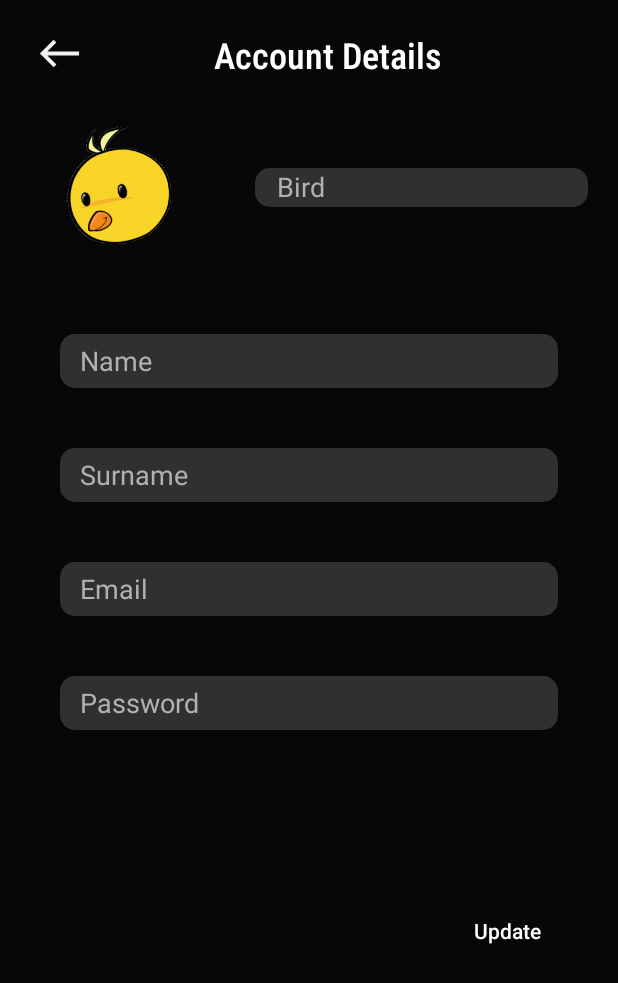
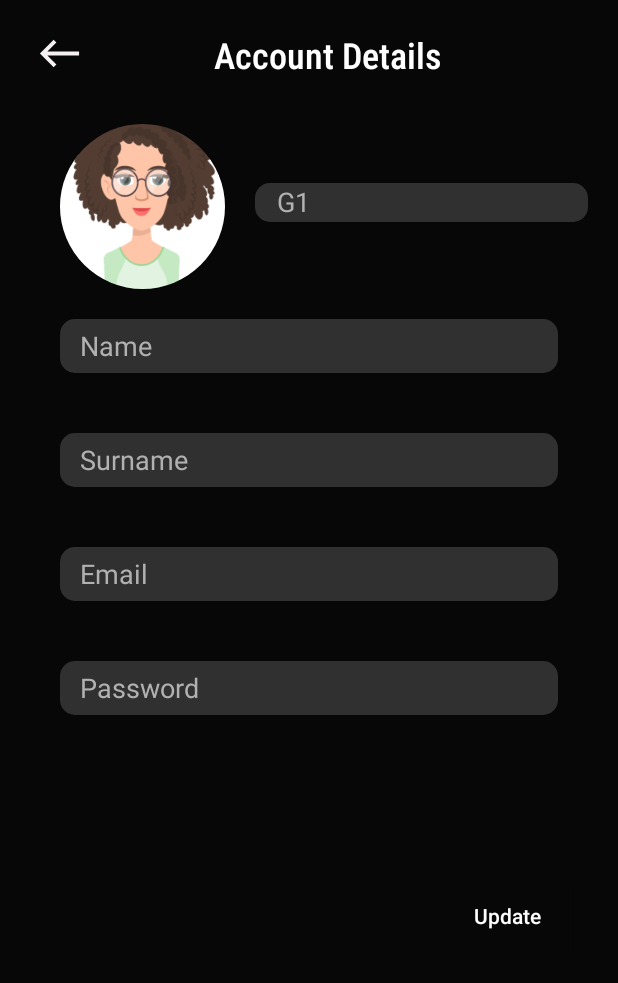
Before and after one commit to MuhammetEmirErkut/PetNet, an Android app: the fragment AccountDetailsFragment shown on its own in the app's theme, on a phone screen of 412 x 824 dp. Shown: the top 983 px of the screen. Run offline under Robolectric (Android 15) with nearby library versions, the light colour scheme and no system bars; our stand-ins replace Firebase (no records; nobody signed in at launch, a user with empty details on screens opened directly); Roboto replaces fonts that are not available here.

Commit message:
UserPhoto Methods Added +(Post username pp Bug)

```diff
--- a/app/src/main/java/com/muham/petv01/Accounts/Persons.kt
+++ b/app/src/main/java/com/muham/petv01/Accounts/Persons.kt
@@ -7,7 +7,8 @@ class Persons(
     private val password: String,
     private val email: String,
     val pets: List<Pets> = mutableListOf(),
-    private val userPhoto: String
+    private val userPhoto: String,
+    private val petPoints: Int
 ) {
 
     fun getUid(): String {
@@ -30,7 +31,7 @@ class Persons(
         return email
     }
 
-    constructor() : this("", "", "", "", "", mutableListOf(), "")
+    constructor() : this("", "", "", "", "", mutableListOf(), "", 0)
 }
 data class Pets(
     val age: String,
--- a/app/src/main/java/com/muham/petv01/Fragments/AccountFragments/AccountDetailsFragment.kt
+++ b/app/src/main/java/com/muham/petv01/Fragments/AccountFragments/AccountDetailsFragment.kt
@@ -107,7 +107,7 @@ class AccountDetailsFragment : Fragment() {
             parentFragmentManager.popBackStack()
         }
 
-        val suggestions = arrayOf("Bird", "Dog", "Cat")
+        val suggestions = arrayOf("G1", "B1", "B2", "G2")
 
         // ArrayAdapter'ı oluşturun ve AutoCompleteTextView'a bağlayın
         val adapter = ArrayAdapter(requireContext(), R.layout.spinner_selected_item, suggestions)
@@ -167,9 +167,10 @@ class AccountDetailsFragment : Fragment() {
     }
     private fun updateImageViewBasedOnPetType(selectedPetType: String) {
         when (selectedPetType) {
-            "Dog" -> userPhotoImageView.setImageResource(R.drawable.dog)
-            "Cat" -> userPhotoImageView.setImageResource(R.drawable.cat)
-            "Bird" -> userPhotoImageView.setImageResource(R.drawable.bird)
+            "B1" -> userPhotoImageView.setImageResource(R.drawable.b1char)
+            "B2" -> userPhotoImageView.setImageResource(R.drawable.b2char)
+            "G1" -> userPhotoImageView.setImageResource(R.drawable.g1char)
+            "G2" -> userPhotoImageView.setImageResource(R.drawable.g2char)
             // Diğer seçeneklere göre ekleyebilirsiniz
             else -> userPhotoImageView.setImageResource(R.drawable.dog)
         }
--- a/app/src/main/java/com/muham/petv01/Fragments/ForumPostFragment.kt
+++ b/app/src/main/java/com/muham/petv01/Fragments/ForumPostFragment.kt
@@ -83,7 +83,7 @@ class ForumPostFragment : Fragment() {
 
                         // Combine first name and last name to create a username
                         val username = "$firstName $lastName"
-
+                        val userPhoto = userSnapshot.getString("userPhoto") ?: ""
                         // Now, you can use the 'username' in your post
                         val newForumPost = hashMapOf(
                             "title" to title,
@@ -92,7 +92,8 @@ class ForumPostFragment : Fragment() {
                             "username" to username, // Include the username in the post
                             "timestamp" to FieldValue.serverTimestamp(),
                             "likes" to arrayListOf<String>(),
-                            "saves" to arrayListOf<String>()
+                            "saves" to arrayListOf<String>(),
+                            "userPhoto" to userPhoto
                         )
 
                         // Add the new post to the 'forum' collection
--- a/app/src/main/res/layout/fragment_account.xml
+++ b/app/src/main/res/layout/fragment_account.xml
@@ -22,11 +22,11 @@
             <com.muham.petv01.Components.RoundImageView
                 android:id="@+id/accountUserPhotoImageView"
                 android:layout_width="110dp"
-                android:layout_height="100dp"
+                android:layout_height="95dp"
                 android:layout_marginTop="15dp"
-                android:layout_marginStart="40dp"
+                android:layout_marginStart="30dp"
                 android:layout_weight="1"
-                android:src="@drawable/logo2" />
+                android:src="@drawable/logo" />
 
             <LinearLayout
                 android:layout_width="195dp"
--- a/app/src/main/res/layout/fragment_account_details.xml
+++ b/app/src/main/res/layout/fragment_account_details.xml
@@ -47,8 +47,10 @@
 
             <com.muham.petv01.Components.RoundImageView
                 android:id="@+id/userPhotoImageView"
-                android:layout_width="150dp"
-                android:layout_height="150dp"
+                android:layout_width="110dp"
+                android:layout_height="110dp"
+                android:layout_marginStart="40dp"
+                android:layout_marginTop="30dp"
                 android:src="@drawable/dog"></com.muham.petv01.Components.RoundImageView>
 
             <androidx.appcompat.widget.AppCompatSpinner
@@ -56,7 +58,7 @@
                 android:layout_width="match_parent"
                 android:layout_height="26dp"
                 android:layout_marginHorizontal="20dp"
-                android:layout_marginTop="59dp"
+                android:layout_marginTop="69dp"
                 android:paddingStart="9dp"
                 android:ems="10"
                 android:background="@drawable/forumsearch_background"
```
Also changed, not shown: app/src/main/java/com/muham/petv01/Adapters/ForumPostRecyclerViewAdapter.kt (+13 -0 lines), app/src/main/java/com/muham/petv01/Fragments/AccountFragment.kt (+4 -3 lines), app/src/main/java/com/muham/petv01/Fragments/ForumFragment.kt (+6 -4 lines), app/src/main/res/drawable/b1char.png (added), app/src/main/res/drawable/b2char.png (added), app/src/main/res/drawable/g1char.png (added), app/src/main/res/drawable/g2char.png (added).
